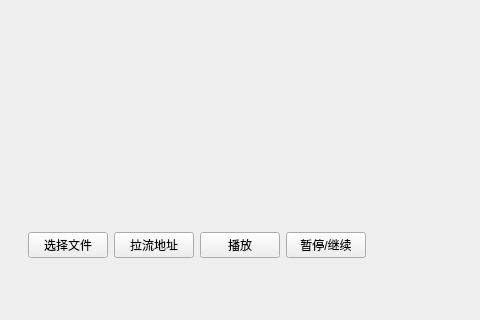
Old version of the form mainwindow.ui in the repository tanxuan231/myVideoPlayer; both pictures show x 204 to 684 and y 280 to 600 of the 800 by 600 pixel window.
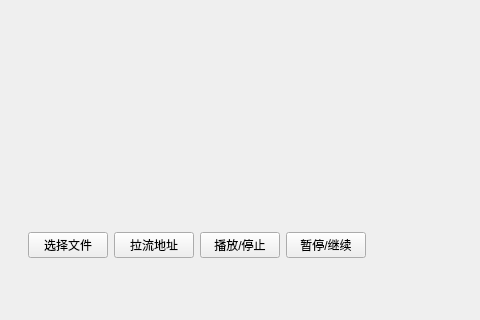
New version of the form.

The edit to the form file:
```diff
--- a/mainwindow.ui
+++ b/mainwindow.ui
@@ -54,7 +54,7 @@
      <item>
       <widget class="QPushButton" name="playPushBtn">
        <property name="text">
-        <string>播放</string>
+        <string>播放/停止</string>
        </property>
       </widget>
      </item>
```
